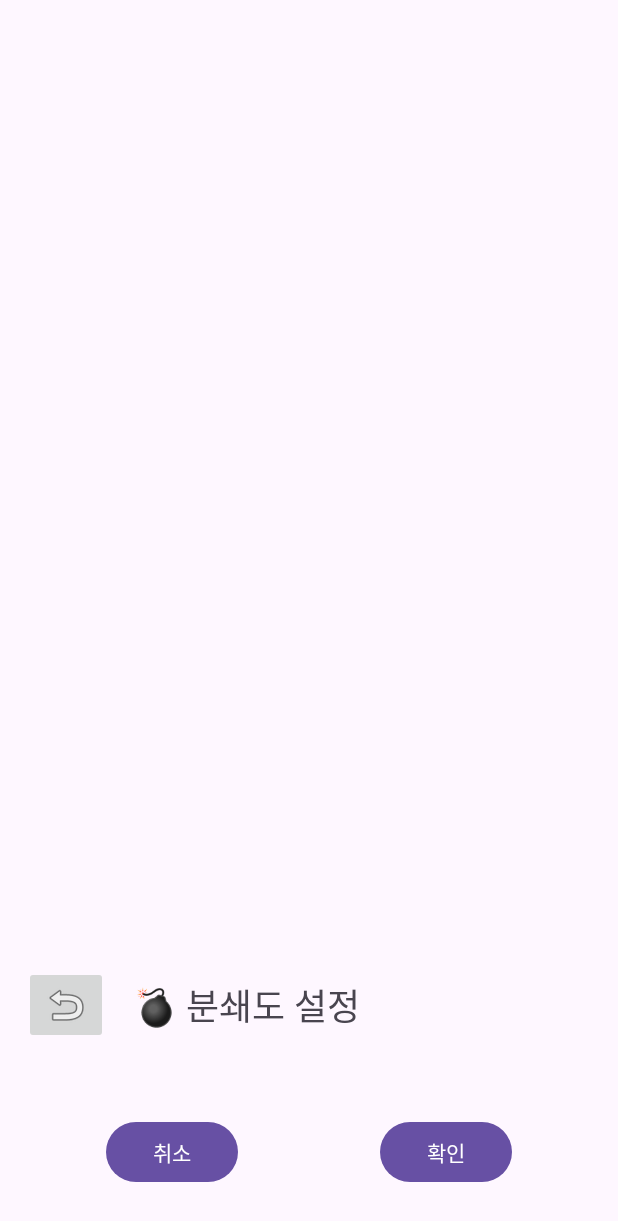
After one commit to cubicj/CoffeeNote, an Android app: the layout dialog_timemore_grinder.xml on its own in the app's theme, with its tools: preview values and no code run, on a phone screen of 412 x 824 dp. The commit adds this screen. Shown: the top 1221 px of the screen. Run offline under Robolectric (Android 15) with nearby library versions, the phone set to English and light mode, and no system bars.

Commit message:
타임모어 분쇄도 XML 초안

```diff
--- a/app/src/main/res/layout/dialog_itop03_grinder.xml
+++ b/app/src/main/res/layout/dialog_itop03_grinder.xml
@@ -100,7 +100,6 @@
             android:id="@+id/btn_itop_confirm"
             android:layout_width="wrap_content"
             android:layout_height="wrap_content"
-            android:layout_marginEnd="32dp"
             android:text="확인"
             app:layout_constraintBottom_toBottomOf="@+id/btn_itop_cancel"
             app:layout_constraintEnd_toEndOf="parent"
@@ -111,9 +110,8 @@
             android:id="@+id/btn_itop_cancel"
             android:layout_width="wrap_content"
             android:layout_height="wrap_content"
-            android:layout_marginStart="32dp"
             android:layout_marginTop="32dp"
-            android:layout_marginEnd="86dp"
+            android:layout_marginEnd="32dp"
             android:layout_marginBottom="32dp"
             android:text="취소"
             app:layout_constraintBottom_toBottomOf="parent"
--- /dev/null
+++ b/app/src/main/res/layout/dialog_timemore_grinder.xml
@@ -0,0 +1,84 @@
+<?xml version="1.0" encoding="utf-8"?>
+<androidx.constraintlayout.widget.ConstraintLayout xmlns:android="http://schemas.android.com/apk/res/android"
+    xmlns:app="http://schemas.android.com/apk/res-auto"
+    xmlns:tools="http://schemas.android.com/tools"
+    android:layout_width="match_parent"
+    android:layout_height="match_parent">
+
+    <androidx.constraintlayout.widget.ConstraintLayout
+        android:id="@+id/constraintLayout41"
+        android:layout_width="match_parent"
+        android:layout_height="wrap_content"
+        app:layout_constraintBottom_toTopOf="@+id/constraintLayout43"
+        app:layout_constraintEnd_toEndOf="parent"
+        app:layout_constraintStart_toStartOf="parent">
+
+        <TextView
+            android:id="@+id/textView26"
+            android:layout_width="wrap_content"
+            android:layout_height="wrap_content"
+            android:layout_marginStart="16dp"
+            android:text="💣 분쇄도 설정"
+            android:textSize="24sp"
+            app:layout_constraintBottom_toBottomOf="@+id/imageButton"
+            app:layout_constraintStart_toEndOf="@+id/imageButton"
+            app:layout_constraintTop_toTopOf="@+id/imageButton" />
+
+        <ImageButton
+            android:id="@+id/imageButton"
+            android:layout_width="wrap_content"
+            android:layout_height="wrap_content"
+            android:layout_marginStart="16dp"
+            android:layout_marginTop="16dp"
+            android:layout_marginBottom="16dp"
+            app:layout_constraintBottom_toBottomOf="parent"
+            app:layout_constraintStart_toStartOf="parent"
+            app:layout_constraintTop_toTopOf="parent"
+            app:srcCompat="@android:drawable/ic_menu_revert" />
+
+    </androidx.constraintlayout.widget.ConstraintLayout>
+
+    <androidx.constraintlayout.widget.ConstraintLayout
+        android:id="@+id/constraintLayout43"
+        android:layout_width="match_parent"
+        android:layout_height="wrap_content"
+        app:layout_constraintBottom_toTopOf="@+id/constraintLayout42"
+        app:layout_constraintEnd_toEndOf="parent"
+        app:layout_constraintStart_toStartOf="parent">
+
+    </androidx.constraintlayout.widget.ConstraintLayout>
+
+    <androidx.constraintlayout.widget.ConstraintLayout
+        android:id="@+id/constraintLayout42"
+        android:layout_width="match_parent"
+        android:layout_height="wrap_content"
+        app:layout_constraintBottom_toBottomOf="parent"
+        app:layout_constraintEnd_toEndOf="parent"
+        app:layout_constraintStart_toStartOf="parent">
+
+        <Button
+            android:id="@+id/button"
+            android:layout_width="wrap_content"
+            android:layout_height="wrap_content"
+            android:layout_marginTop="32dp"
+            android:layout_marginEnd="24dp"
+            android:layout_marginBottom="32dp"
+            android:text="취소"
+            app:layout_constraintBottom_toBottomOf="parent"
+            app:layout_constraintEnd_toStartOf="@+id/button2"
+            app:layout_constraintStart_toStartOf="parent"
+            app:layout_constraintTop_toTopOf="parent" />
+
+        <Button
+            android:id="@+id/button2"
+            android:layout_width="wrap_content"
+            android:layout_height="wrap_content"
+            android:text="확인"
+            app:layout_constraintBottom_toBottomOf="@+id/button"
+            app:layout_constraintEnd_toEndOf="parent"
+            app:layout_constraintStart_toEndOf="@+id/button"
+            app:layout_constraintTop_toTopOf="@+id/button" />
+
+    </androidx.constraintlayout.widget.ConstraintLayout>
+
+</androidx.constraintlayout.widget.ConstraintLayout>
```
